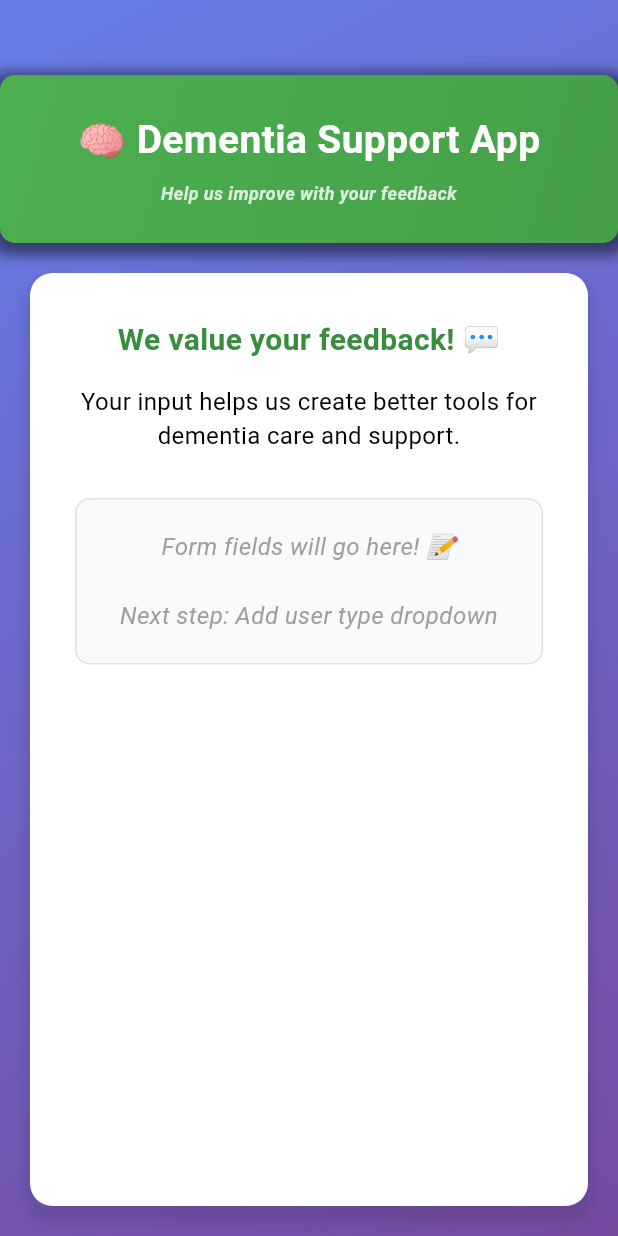
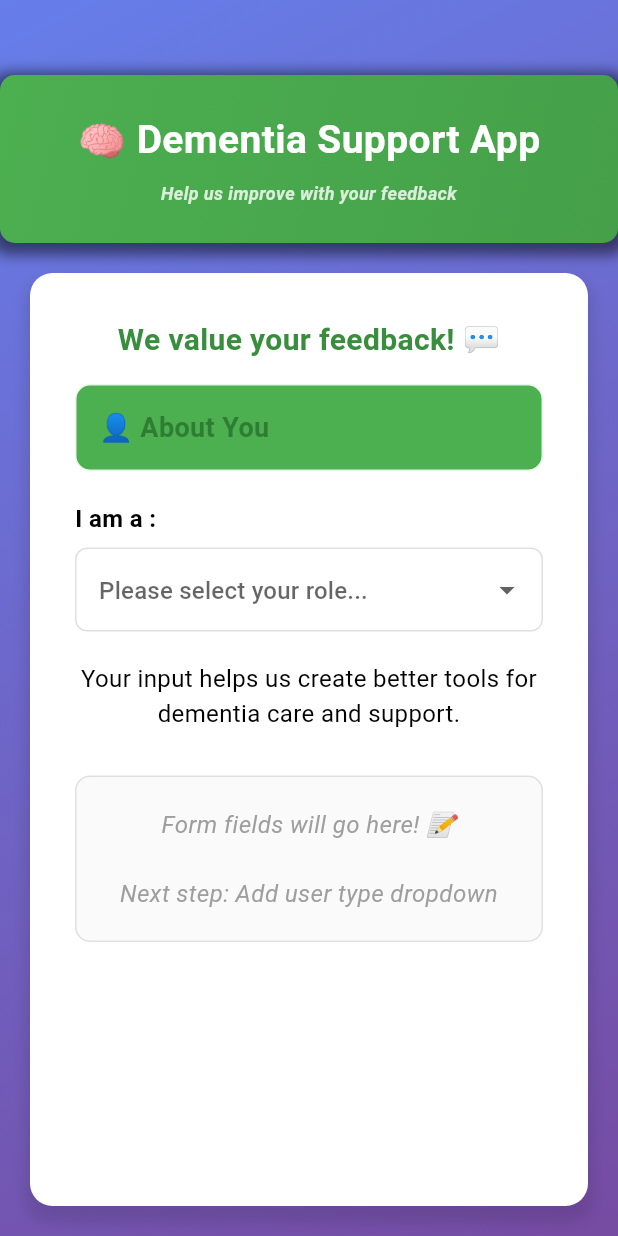
Before and after one commit to SadeepaGajanayaka/DementiaLink, a Flutter app: the screen it shows after launch, on a phone screen of 412 x 824 dp. Run offline on Flutter 3.47's test engine with Material 3 defaults, Android fonts, the phone set to English and light mode, and no system bars; our stand-ins replace firebase_auth, firebase_core; accounts and stored records are empty.

Commit message:
Add a user type bar

```diff
--- a/lib/main.dart
+++ b/lib/main.dart
@@ -21,9 +21,22 @@ class MyApp extends StatelessWidget{
 
 }
 
-class FeedbackScreen extends StatelessWidget{
+class FeedbackScreen extends StatefulWidget {
   @override
+  FeedbackScreenState createState() => FeedbackScreenState();
+}
+  @override
+class FeedbackScreenState extends State<FeedbackScreen>{
 
+  String? selectedUserType;
+
+  final List<String>userTypeOptions=[
+    'Person with dementia',
+    'Family caregiver',
+    'Professional caregiver',
+    'Healthcare provider',
+    'Family member/friend',
+  ];
   Widget build(BuildContext context){
     return Scaffold(
       body: Container(
@@ -135,6 +148,110 @@ class FeedbackScreen extends StatelessWidget{
 
                         SizedBox(height: 15),
 
+                        Container(
+                          width: double.infinity,
+                          padding:EdgeInsets.all(15),
+                          decoration:BoxDecoration(
+                            color:Colors.green,
+                            borderRadius: BorderRadius.circular(10),
+                            border:Border.all(
+                              color:Colors.green.shade50,
+                              width: 1,
+                            ),
+                          ),
+                          child:Text(
+                            '👤 About You',
+                            style:TextStyle(
+                              fontSize:18,
+                              fontWeight: FontWeight.bold,
+                              color:Colors.green.shade800,
+                            ),
+                          ),
+                        ),
+                          SizedBox(height: 20),
+                  Text(
+                    'I am a : ',
+                  style:TextStyle(
+                      fontSize:16,
+                      color:Colors.black,
+                      fontWeight: FontWeight.w600,
+                  ),
+                ),
+
+                SizedBox(height: 8,),
+
+                DropdownButtonFormField<String>(
+                  value:selectedUserType,
+                  decoration:InputDecoration(
+                    border: OutlineInputBorder(
+                      borderRadius: BorderRadius.circular(8),
+                      borderSide: BorderSide(color: Colors.grey.shade300),
+                    ),
+                    enabledBorder: OutlineInputBorder(
+                      borderRadius: BorderRadius.circular(8),
+                      borderSide: BorderSide(color: Colors.grey.shade300),
+                    ),
+                    focusedBorder: OutlineInputBorder(
+                      borderRadius: BorderRadius.circular(8),
+                      borderSide: BorderSide(color: Colors.green, width: 2),
+                    ),
+                    contentPadding: EdgeInsets.symmetric(horizontal: 12, vertical: 16),
+                    hintText: 'Please select your role...',
+                    hintStyle: TextStyle(color: Colors.grey.shade500),
+                  ),
+                  items: userTypeOptions.map<DropdownMenuItem<String>>((String value){
+                    return DropdownMenuItem<String>(
+                      value: value,
+                      child:Text(
+                        value,
+                        style:TextStyle(fontSize:16),
+                      ),
+                    );
+                  }
+                  ).toList(),
+
+                  onChanged: (String? newValue) {
+                    setState(() {
+                      selectedUserType = newValue;
+                    });
+
+                    // Show what was selected (for testing)
+                    print('User selected: $newValue');
+                  },
+                ),
+
+                    SizedBox(height: 20),
+
+                    // SHOW SELECTED VALUE (for testing)
+                    if (selectedUserType != null)
+              Container(
+              width: double.infinity,
+              padding: EdgeInsets.all(15),
+              decoration: BoxDecoration(
+                color: Colors.blue.shade50,
+                borderRadius: BorderRadius.circular(8),
+                border: Border.all(color: Colors.blue.shade200),
+              ),
+              child: Text(
+                '✅ You selected: $selectedUserType',
+                style: TextStyle(
+                  fontSize: 16,
+                  color: Colors.blue.shade700,
+                  fontWeight: FontWeight.w500,
+                ),
+              ),
+            ),
+
+
+
+
+
+
+
+
+
+
+
                         Center(
                           child:Text(
                               'Your input helps us create better tools for dementia care and support.',
```
Also changed, not shown: 4 other files.
